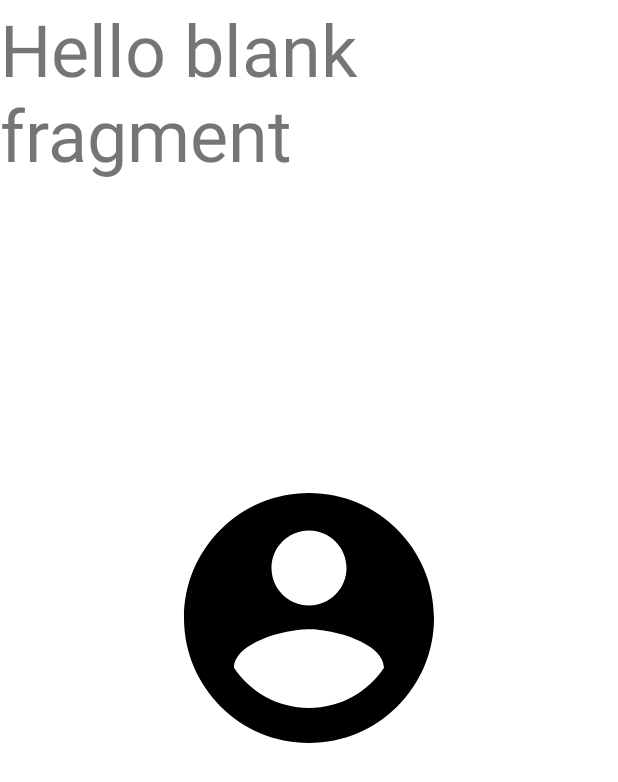
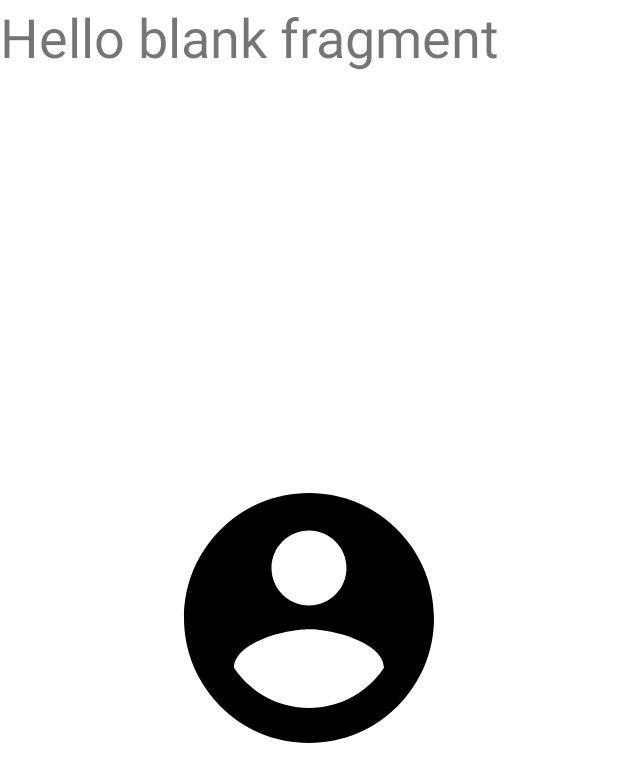
Before and after one commit to ejqe/fan-club-app, an Android app: the layout fragment_member_details.xml on its own in the app's theme, with its tools: preview values and no code run, on a phone screen of 412 x 824 dp. Shown: the top 782 px of the screen. Run offline under Robolectric (Android 15) with nearby library versions, the phone set to English and light mode, and no system bars.

Commit message:
branch commit 1

```diff
--- a/app/src/main/res/layout/fragment_member_details.xml
+++ b/app/src/main/res/layout/fragment_member_details.xml
@@ -21,6 +21,6 @@
         android:layout_width="match_parent"
         android:layout_height="match_parent"
         android:text="@string/hello_blank_fragment"
-        android:textSize="48sp"/>
+        android:textSize="36sp"/>
 
 </androidx.constraintlayout.widget.ConstraintLayout>
```
